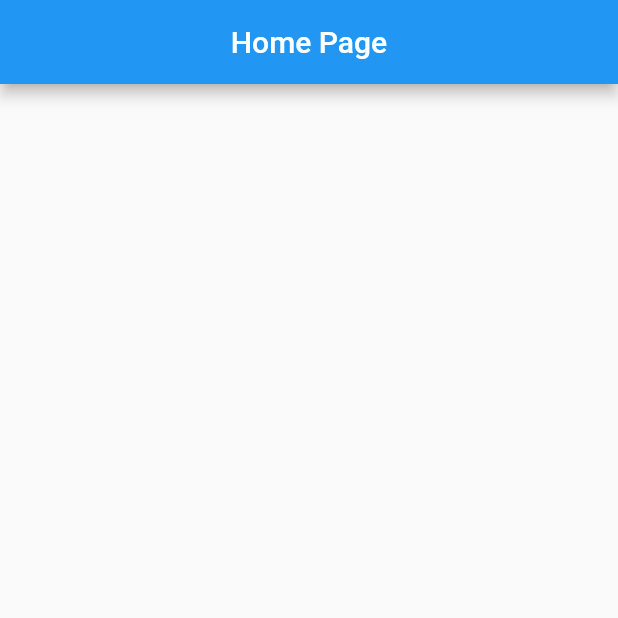
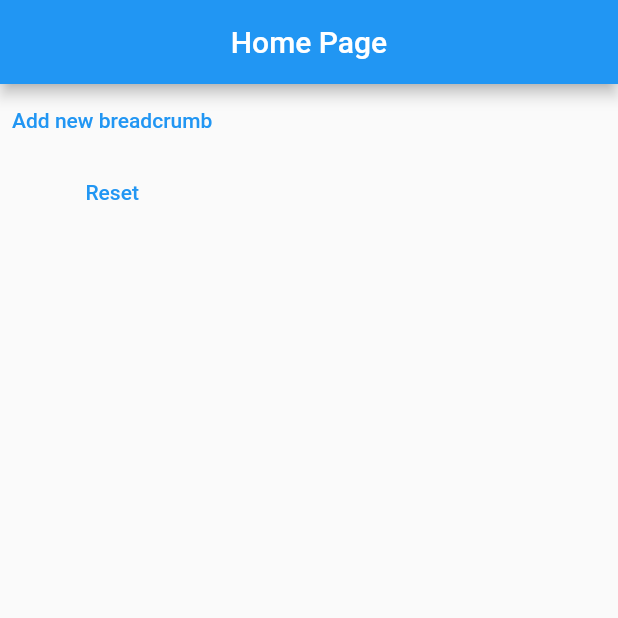
Before and after one commit to Khylesiarot/provider, a Flutter app: the screen it shows after launch, on a phone screen of 412 x 824 dp, the top half of it. Run offline on Flutter 3.47's test engine with Material 2 defaults, Android fonts, the light colour scheme and no system bars.

Commit message:
adding the two buttons

```diff
--- a/breadcrumbprovider/lib/main.dart
+++ b/breadcrumbprovider/lib/main.dart
@@ -5,9 +5,8 @@ import 'package:provider/provider.dart';
 import 'package:uuid/uuid.dart';
 
 void main() {
-  runApp(
-    ChangeNotifierProvider(
-      create: (_) => BreadCrumbProvider(),
+  runApp(ChangeNotifierProvider(
+    create: (_) => BreadCrumbProvider(),
     child: MaterialApp(
       title: 'Flutter Demo',
       debugShowCheckedModeBanner: false,
@@ -15,6 +14,7 @@ void main() {
         primarySwatch: Colors.blue,
       ),
       home: const HomePage(),
+      routes: {'/new': (context) => const Material()},
     ),
   ));
 }
@@ -86,6 +86,18 @@ class HomePage extends StatelessWidget {
         title: const Text('Home Page'),
         centerTitle: true,
       ),
+      body: Column(children: [
+        TextButton(
+            onPressed: () {
+              Navigator.of(context).pushNamed('/new');
+            },
+            child: const Text('Add new breadcrumb')),
+        TextButton(
+          onPressed: () {
+           context.read<BreadCrumbProvider>().reset();
+        },
+         child: const Text('Reset')),
+      ]),
     );
   }
 }
```
